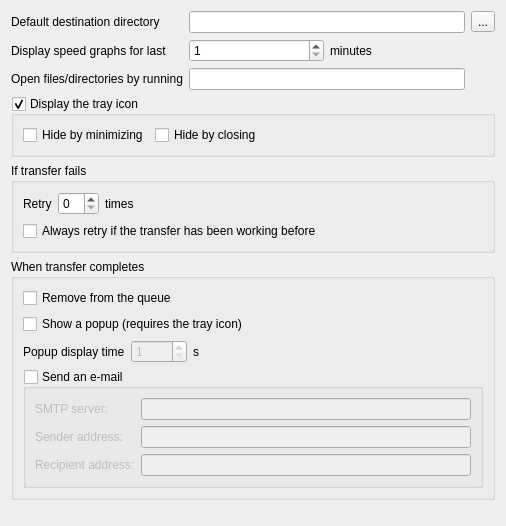
This is SettingsGeneralForm.ui in LubosD/fatrat as Qt 5 draws it before an edit. The edited form follows.
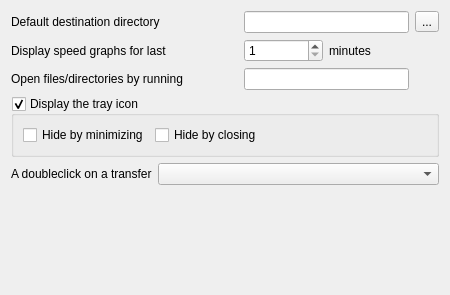
This is the edited form.

Commit message: Moved some options from the general settings to the newly created queue settings. User can now select an action to be performed when a transfer is double-clicked.

```diff
--- a/SettingsGeneralForm.ui
+++ b/SettingsGeneralForm.ui
@@ -5,63 +5,63 @@
    <rect>
     <x>0</x>
     <y>0</y>
-    <width>506</width>
-    <height>526</height>
+    <width>450</width>
+    <height>295</height>
    </rect>
   </property>
   <property name="windowTitle" >
    <string>General settings</string>
   </property>
   <layout class="QGridLayout" >
-   <item row="0" column="0" >
+   <item row="0" column="0" colspan="2" >
     <widget class="QLabel" name="label" >
      <property name="text" >
       <string>Default destination directory</string>
      </property>
     </widget>
    </item>
-   <item row="0" column="1" colspan="2" >
+   <item row="0" column="2" colspan="2" >
     <widget class="QLineEdit" name="lineDestination" />
    </item>
-   <item row="0" column="3" >
+   <item row="0" column="4" >
     <widget class="QToolButton" name="toolDestination" >
      <property name="text" >
       <string>...</string>
      </property>
     </widget>
    </item>
-   <item row="1" column="0" >
+   <item row="1" column="0" colspan="2" >
     <widget class="QLabel" name="label_9" >
      <property name="text" >
       <string>Display speed graphs for last</string>
      </property>
     </widget>
    </item>
-   <item row="1" column="1" >
+   <item row="1" column="2" >
     <widget class="QSpinBox" name="spinGraphMinutes" >
      <property name="minimum" >
       <number>1</number>
      </property>
     </widget>
    </item>
-   <item row="1" column="2" >
+   <item row="1" column="3" >
     <widget class="QLabel" name="label_10" >
      <property name="text" >
       <string>minutes</string>
      </property>
     </widget>
    </item>
-   <item row="2" column="0" >
+   <item row="2" column="0" colspan="2" >
     <widget class="QLabel" name="label_11" >
      <property name="text" >
       <string>Open files/directories by running</string>
      </property>
     </widget>
    </item>
-   <item row="2" column="1" colspan="2" >
+   <item row="2" column="2" colspan="2" >
     <widget class="QLineEdit" name="lineFileExec" />
    </item>
-   <item row="3" column="0" colspan="4" >
+   <item row="3" column="0" colspan="5" >
     <widget class="QGroupBox" name="checkTrayIcon" >
      <property name="title" >
       <string>Display the tray icon</string>
@@ -100,201 +100,17 @@
      </layout>
     </widget>
    </item>
-   <item row="4" column="0" colspan="4" >
-    <widget class="QGroupBox" name="groupBox_3" >
-     <property name="title" >
-      <string>If transfer fails</string>
+   <item row="4" column="0" >
+    <widget class="QLabel" name="label_2" >
+     <property name="text" >
+      <string>A doubleclick on a transfer</string>
      </property>
-     <layout class="QGridLayout" >
-      <item row="0" column="0" >
-       <widget class="QLabel" name="label_2" >
-        <property name="text" >
-         <string>Retry</string>
-        </property>
-       </widget>
-      </item>
-      <item row="0" column="1" >
-       <widget class="QSpinBox" name="spinRetry" />
-      </item>
-      <item row="0" column="2" >
-       <widget class="QLabel" name="label_3" >
-        <property name="text" >
-         <string>times</string>
-        </property>
-       </widget>
-      </item>
-      <item row="0" column="3" >
-       <spacer>
-        <property name="orientation" >
-         <enum>Qt::Horizontal</enum>
-        </property>
-        <property name="sizeHint" >
-         <size>
-          <width>40</width>
-          <height>20</height>
-         </size>
-        </property>
-       </spacer>
-      </item>
-      <item row="1" column="0" colspan="4" >
-       <widget class="QCheckBox" name="checkRetryWorking" >
-        <property name="text" >
-         <string>Always retry if the transfer has been working before</string>
-        </property>
-       </widget>
-      </item>
-     </layout>
     </widget>
    </item>
-   <item row="5" column="0" colspan="4" >
-    <widget class="QGroupBox" name="groupBox" >
-     <property name="title" >
-      <string>When transfer completes</string>
-     </property>
-     <layout class="QGridLayout" >
-      <item row="0" column="0" colspan="3" >
-       <widget class="QCheckBox" name="checkAutoRemove" >
-        <property name="text" >
-         <string>Remove from the queue</string>
-        </property>
-       </widget>
-      </item>
-      <item row="1" column="0" colspan="3" >
-       <widget class="QCheckBox" name="checkPopup" >
-        <property name="sizePolicy" >
-         <sizepolicy vsizetype="Fixed" hsizetype="Expanding" >
-          <horstretch>0</horstretch>
-          <verstretch>0</verstretch>
-         </sizepolicy>
-        </property>
-        <property name="text" >
-         <string>Show a popup (requires the tray icon)</string>
-        </property>
-       </widget>
-      </item>
-      <item row="1" column="3" >
-       <spacer>
-        <property name="orientation" >
-         <enum>Qt::Horizontal</enum>
-        </property>
-        <property name="sizeHint" >
-         <size>
-          <width>40</width>
-          <height>20</height>
-         </size>
-        </property>
-       </spacer>
-      </item>
-      <item row="2" column="0" >
-       <widget class="QLabel" name="label_4" >
-        <property name="text" >
-         <string>Popup display time</string>
-        </property>
-       </widget>
-      </item>
-      <item row="2" column="1" >
-       <widget class="QSpinBox" name="spinPopup" >
-        <property name="enabled" >
-         <bool>false</bool>
-        </property>
-        <property name="sizePolicy" >
-         <sizepolicy vsizetype="Fixed" hsizetype="Minimum" >
-          <horstretch>0</horstretch>
-          <verstretch>0</verstretch>
-         </sizepolicy>
-        </property>
-        <property name="minimum" >
-         <number>1</number>
-        </property>
-       </widget>
-      </item>
-      <item row="2" column="2" >
-       <widget class="QLabel" name="label_5" >
-        <property name="text" >
-         <string>s</string>
-        </property>
-       </widget>
-      </item>
-      <item row="2" column="3" >
-       <spacer>
-        <property name="orientation" >
-         <enum>Qt::Horizontal</enum>
-        </property>
-        <property name="sizeHint" >
-         <size>
-          <width>40</width>
-          <height>20</height>
-         </size>
-        </property>
-       </spacer>
-      </item>
-      <item row="3" column="0" colspan="4" >
-       <widget class="QGroupBox" name="checkEmail" >
-        <property name="title" >
-         <string>Send an e-mail</string>
-        </property>
-        <property name="checkable" >
-         <bool>true</bool>
-        </property>
-        <property name="checked" >
-         <bool>false</bool>
-        </property>
-        <layout class="QGridLayout" >
-         <property name="leftMargin" >
-          <number>9</number>
-         </property>
-         <property name="topMargin" >
-          <number>9</number>
-         </property>
-         <property name="rightMargin" >
-          <number>9</number>
-         </property>
-         <property name="bottomMargin" >
-          <number>9</number>
-         </property>
-         <property name="horizontalSpacing" >
-          <number>6</number>
-         </property>
-         <property name="verticalSpacing" >
-          <number>6</number>
-         </property>
-         <item row="2" column="1" >
-          <widget class="QLineEdit" name="lineRecipient" />
-         </item>
-         <item row="1" column="1" >
-          <widget class="QLineEdit" name="lineSender" />
-         </item>
-         <item row="0" column="1" >
-          <widget class="QLineEdit" name="lineSmtp" />
-         </item>
-         <item row="2" column="0" >
-          <widget class="QLabel" name="label_8" >
-           <property name="text" >
-            <string>Recipient address:</string>
-           </property>
-          </widget>
-         </item>
-         <item row="1" column="0" >
-          <widget class="QLabel" name="label_7" >
-           <property name="text" >
-            <string>Sender address:</string>
-           </property>
-          </widget>
-         </item>
-         <item row="0" column="0" >
-          <widget class="QLabel" name="label_6" >
-           <property name="text" >
-            <string>SMTP server:</string>
-           </property>
-          </widget>
-         </item>
-        </layout>
-       </widget>
-      </item>
-     </layout>
-    </widget>
+   <item row="4" column="1" colspan="4" >
+    <widget class="QComboBox" name="comboDoubleClick" />
    </item>
-   <item row="6" column="1" >
+   <item row="5" column="0" colspan="3" >
     <spacer>
      <property name="orientation" >
       <enum>Qt::Vertical</enum>
@@ -302,7 +118,7 @@
      <property name="sizeHint" >
       <size>
        <width>126</width>
-       <height>41</height>
+       <height>31</height>
       </size>
      </property>
     </spacer>
```
Left out of the diff: 28 changed lines with no effect on the pictures. The commit also changes 13 other files.
